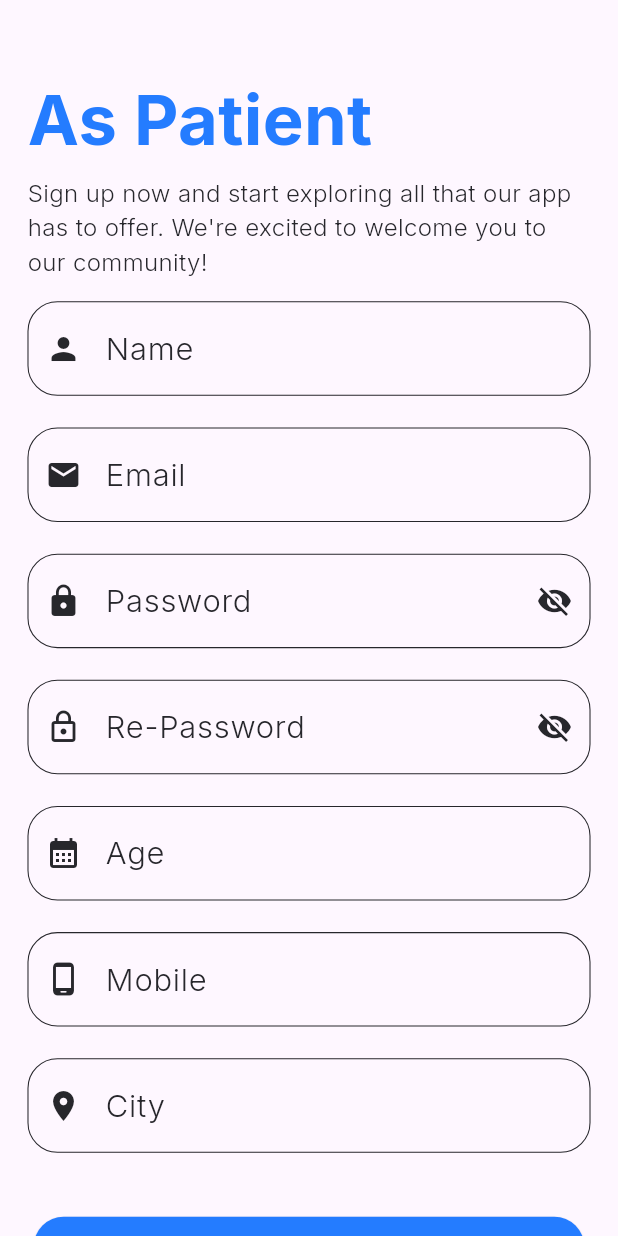
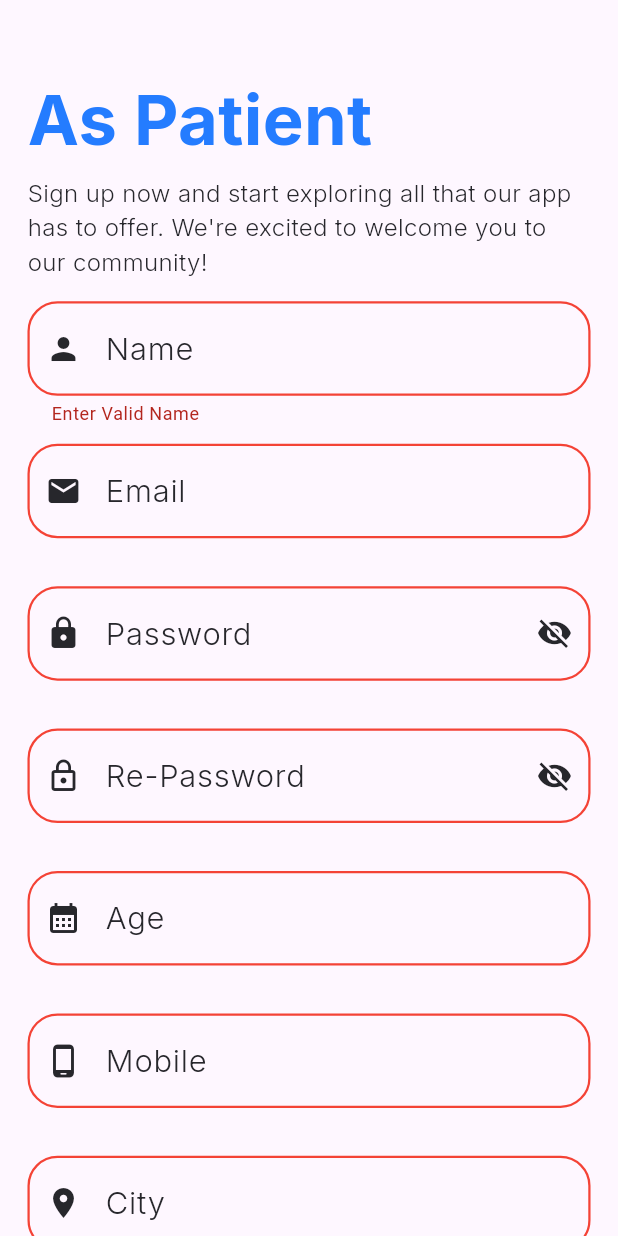
Before and after one commit to seiftarek10/clinic_square, a Flutter app: the SignUpPatinet screen opened by its route, after a tap on "Sign Up", on a phone screen of 412 x 824 dp. Run offline on Flutter 3.47's test engine with Material 3 defaults, Android fonts, the light colour scheme and no system bars; our stand-ins replace flutter_screenutil, font_awesome_flutter, go_router, google_fonts.

Commit message:
finish sign up page for patient

```diff
--- a/lib/Core/Ui_Helpers/form_conditions.dart
+++ b/lib/Core/Ui_Helpers/form_conditions.dart
@@ -1,11 +1,48 @@
 import 'package:clinic_square/Core/Helpers/extensions.dart';
+import 'package:clinic_square/Core/Helpers/regex.dart';
 
 abstract class FormConditions {
   static String validEmail(String? email) {
-    if (email.isNullOrEmpty()) {
+    if (email.isNullOrEmpty() || Regex.isEmailValid(email!)) {
       return 'Enter Valid Email';
     } else {
       return '';
     }
   }
+
+  static String validPassword(String? pass) {
+    if (pass.isNullOrEmpty()) {
+      return 'Enter Valid Password';
+    } else if (pass!.length < 6) {
+      return 'At Least 6 characters';
+    } else {
+      return '';
+    }
+  }
+
+  static String vaildRePassword(String? rePassword, String password) {
+    if (rePassword.isNullOrEmpty()) {
+      return 'This is Required';
+    } else if (rePassword != password) {
+      return "doesn't Mathc";
+    } else {
+      return '';
+    }
+  }
+
+  static String validPhoneNubmer(String? phone) {
+    if (phone.isNullOrEmpty() || Regex.isPhoneNumberValid(phone!)) {
+      return 'Enter Valid Phone Number';
+    } else {
+      return '';
+    }
+  }
+
+  static String nullOrEmptyValidation(String? value,String label) {
+    if (value.isNullOrEmpty()) {
+      return "Enter Valid $label";
+    } else {
+      return '';
+    }
+  }
 }
--- a/lib/Core/Widgets/app_text_field.dart
+++ b/lib/Core/Widgets/app_text_field.dart
@@ -50,10 +50,9 @@ class _AppTextFieldState extends State<AppTextField> {
 
   @override
   Widget build(BuildContext context) {
-    return Container(
-      height: 65,
-      margin: EdgeInsets.only(bottom: 16.h),
-      child: TextFormField(
+    return Column(
+      children: [
+        TextFormField(
           controller: widget.controller,
           validator: widget.validator,
           focusNode: _focusNode,
@@ -72,8 +71,13 @@ class _AppTextFieldState extends State<AppTextField> {
               ),
               enabledBorder: borderStyle(color: AppColors.lightGrey, width: 0.7),
               focusedBorder: borderStyle(width: 1.5, color: AppColors.mainBlue),
-            errorBorder: borderStyle(width: 1.5, color: Colors.red)),
+              errorBorder: borderStyle(width: 1.5, color: Colors.red),
+              focusedErrorBorder: borderStyle(width: 1.5, color: Colors.red)
               ),
+        ),
+          SizedBox(height: 10.h),
+
+      ],
     );
   }
 
--- a/lib/Features/Authentication/Prsenetaion/Sign up/Sign Up Patinet/sign_up_patinet.dart
+++ b/lib/Features/Authentication/Prsenetaion/Sign up/Sign Up Patinet/sign_up_patinet.dart
@@ -1,4 +1,3 @@
-import 'package:clinic_square/Core/Widgets/app_main_button.dart';
 import 'package:clinic_square/Core/Widgets/app_padding.dart';
 import 'package:clinic_square/Features/Authentication/Prsenetaion/Sign%20up/polices_conditions_text.dart';
 
@@ -23,10 +22,6 @@ class SignUpPatinet extends StatelessWidget {
             const SignUpHeaderText(header: 'As Patient'),
             SizedBox(height: 12.h),
             const SignupForm(),
-            SizedBox(height: 18.h),
-             AppButton(
-              onPressed: (){},
-            ),
             SizedBox(height: 12.h),
             const PolicesAndContions(),
             SizedBox(height: 6.h)
--- a/lib/Features/Authentication/Prsenetaion/Sign up/signup_form.dart
+++ b/lib/Features/Authentication/Prsenetaion/Sign up/signup_form.dart
@@ -1,5 +1,8 @@
+import 'package:clinic_square/Core/Ui_Helpers/form_conditions.dart';
+import 'package:clinic_square/Core/Widgets/app_main_button.dart';
 import 'package:clinic_square/Core/Widgets/app_text_field.dart';
 import 'package:flutter/material.dart';
+import 'package:flutter_screenutil/flutter_screenutil.dart';
 
 class SignupForm extends StatefulWidget {
   const SignupForm({
@@ -28,7 +31,7 @@ class _SignupFormState extends State<SignupForm> {
             icon: Icons.person,
             controller: TextEditingController(),
             validator: (value) {
-              return "";
+              return FormConditions.nullOrEmptyValidation(value,"Name");
             },
           ),
           AppTextField(
@@ -96,6 +99,15 @@ class _SignupFormState extends State<SignupForm> {
               return "";
             },
           ),
+          SizedBox(height: 18.h),
+          AppButton(
+            onPressed: () {
+              if (_formKey.currentState!.validate()) {
+              } else {
+                print('UnValid');
+              }
+            },
+          ),
         ],
       ),
     );
```
Lines whose indentation alone changed are shown as unchanged.
